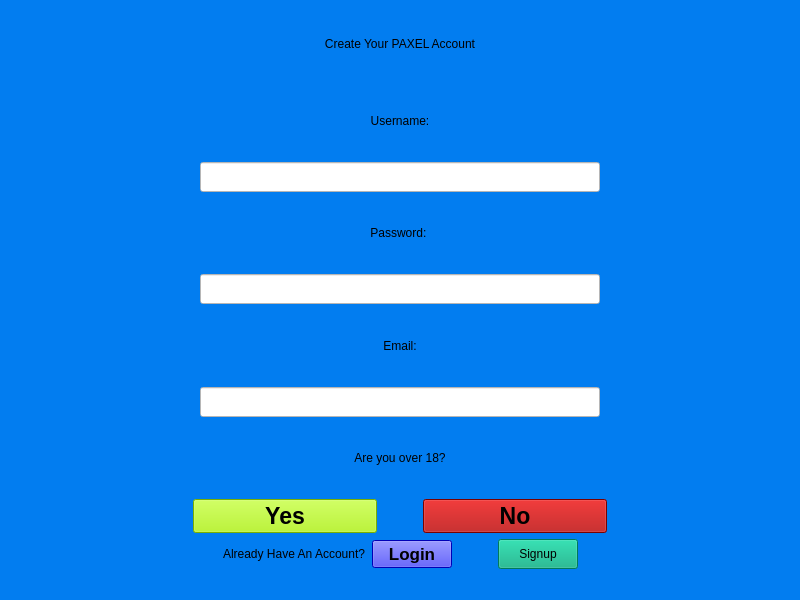
ClownKingWalrus/PAXEL, file Paxel/signup.ui: the form before one commit.
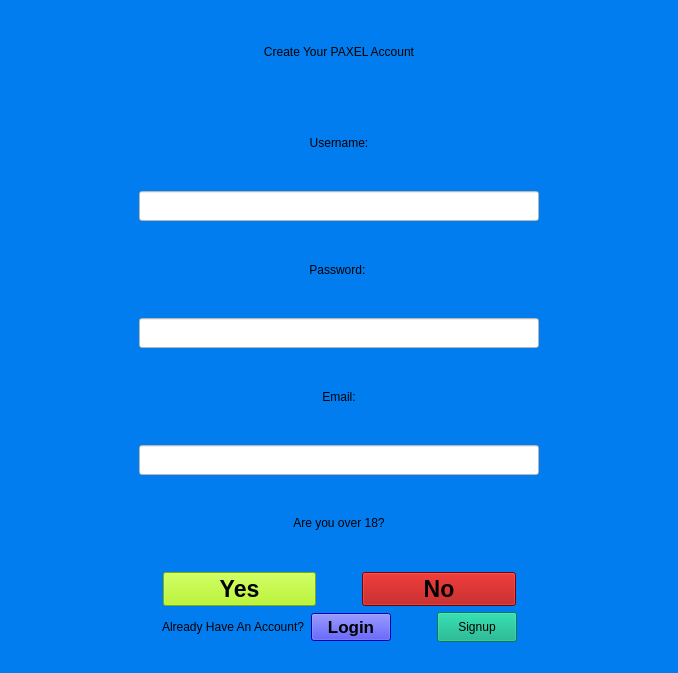
The form after the commit.

Diff of the .ui file:
```diff
--- a/Paxel/signup.ui
+++ b/Paxel/signup.ui
@@ -6,8 +6,8 @@
    <rect>
     <x>0</x>
     <y>0</y>
-    <width>800</width>
-    <height>600</height>
+    <width>678</width>
+    <height>673</height>
    </rect>
   </property>
   <property name="windowTitle">
```
Left out of the diff: 4 changed lines with no effect on the pictures.
